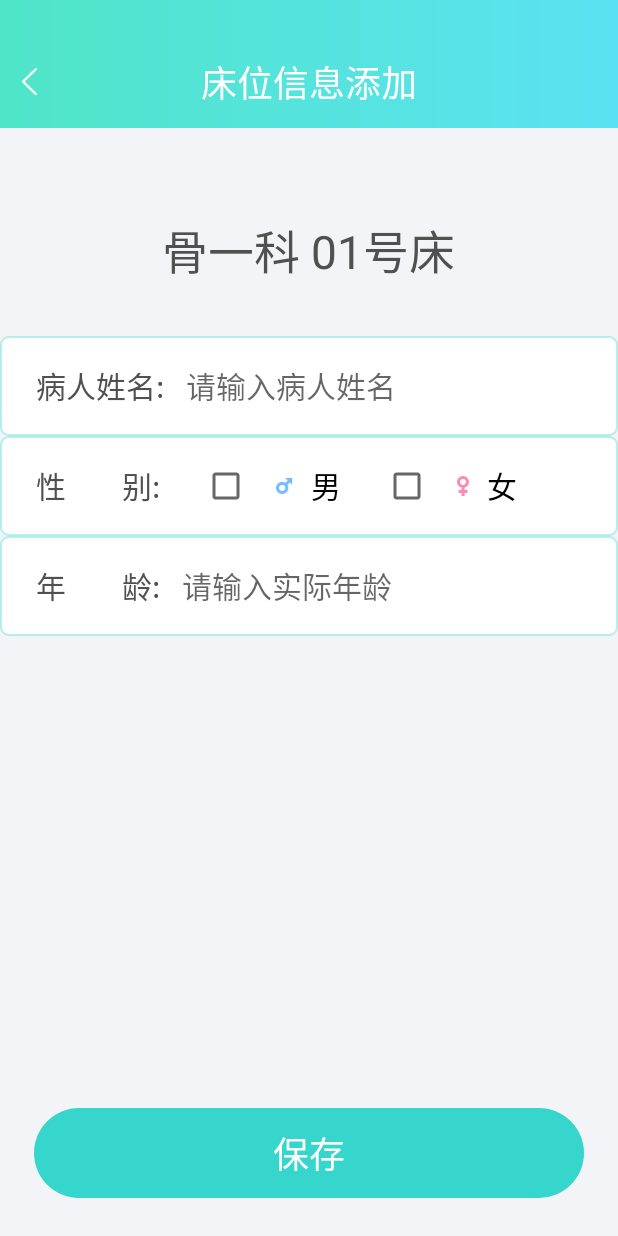
After one commit to pokopkview/Marking-master, an Android app: the EmptyBedAddPatientActivity screen opened directly, with no data from a screen before it, on a phone screen of 412 x 824 dp. The commit adds this screen. Run offline under Robolectric (Android 15) with nearby library versions, the phone set to English and light mode, and no system bars; our stand-ins replace ButterKnife; libraries missing offline, so code that uses them is left out: com.zhy.http; 1 statement that could not run was skipped.

Commit message:
add mainactivity click emptybed to patientinfo to emptybed

```diff
--- a/app/src/main/java/com/intelligent/marking/Utils/PreferencesUtils.java
+++ b/app/src/main/java/com/intelligent/marking/Utils/PreferencesUtils.java
@@ -6,8 +6,11 @@ import android.content.SharedPreferences;
 public class PreferencesUtils {
 
     public static String PREFERENCE_NAME = "account";
-
+    public static long MOUNTH = 1000l*60l*60l*24l*30l;//自动登陆一个月
+//public static long MOUNTH = 1000*10;
     /**用户名的key值*/
+    public static String PWD = "pwds";
+    public static String TIME = "time";
     public static String UUID = "uuid";
     public static String HOSPITALNAME = "hospitalName";
     public static String AREANAME = "areaName";
--- a/app/src/main/java/com/intelligent/marking/activity/ChangeBedInfoActivity.java
+++ b/app/src/main/java/com/intelligent/marking/activity/ChangeBedInfoActivity.java
@@ -46,8 +46,6 @@ public class ChangeBedInfoActivity extends BaseActivity {
         ImageView imageView = new ImageView(this);
         imageView.setImageResource(R.mipmap.fanhui01);
         llLeftContainer.addView(imageView);
-
-
     }
 
     @Override
--- /dev/null
+++ b/app/src/main/java/com/intelligent/marking/activity/EmptyBedAddPatientActivity.java
@@ -0,0 +1,142 @@
+package com.intelligent.marking.activity;
+
+import android.content.Intent;
+import android.os.Bundle;
+import android.text.Html;
+import android.view.View;
+import android.widget.CheckBox;
+import android.widget.CompoundButton;
+import android.widget.EditText;
+import android.widget.ImageView;
+import android.widget.LinearLayout;
+import android.widget.RelativeLayout;
+import android.widget.TextView;
+
+import com.google.gson.Gson;
+import com.google.gson.reflect.TypeToken;
+import com.intelligent.marking.BaseActivity;
+import com.intelligent.marking.Const.AppConst;
+import com.intelligent.marking.R;
+import com.intelligent.marking.net.model.BaseModel;
+import com.intelligent.marking.net.model.BedInfoModel;
+
+import java.lang.reflect.Type;
+
+import butterknife.BindView;
+import butterknife.ButterKnife;
+import butterknife.OnClick;
+
+public class EmptyBedAddPatientActivity extends BaseActivity {
+
+    @BindView(R.id.ll_left_container)
+    LinearLayout llLeftContainer;
+    @BindView(R.id.tv_header_title)
+    TextView tvHeaderTitle;
+    @BindView(R.id.ll_right_container)
+    LinearLayout llRightContainer;
+    @BindView(R.id.header_title_root)
+    RelativeLayout headerTitleRoot;
+    @BindView(R.id.tv_from)
+    TextView tvFrom;
+    @BindView(R.id.et_patient_name)
+    EditText etPatientName;
+    @BindView(R.id.ll_patient_name)
+    LinearLayout llPatientName;
+    @BindView(R.id.ll_patient_sex)
+    LinearLayout llPatientSex;
+    @BindView(R.id.et_patient_age)
+    EditText etPatientAge;
+    @BindView(R.id.ll_patient_age)
+    LinearLayout llPatientAge;
+    @BindView(R.id.et_patient_no)
+    EditText etPatientNo;
+    @BindView(R.id.ll_patient_no)
+    LinearLayout llPatientNo;
+    @BindView(R.id.ll_save_patient)
+    LinearLayout llSavePatient;
+    @BindView(R.id.ck_mela)
+    CheckBox ckMela;
+    @BindView(R.id.ck_femela)
+    CheckBox ckFemela;
+
+    private BedInfoModel bedInfoModel;
+
+    @Override
+    protected void onCreate(Bundle savedInstanceState) {
+        super.onCreate(savedInstanceState);
+        setContentView(R.layout.activity_empty_bed_add_patient);
+        ButterKnife.bind(this);
+        tvHeaderTitle.setText("床位信息添加");
+        ImageView imageView = new ImageView(this);
+        imageView.setImageResource(R.mipmap.fanhui01);
+        llLeftContainer.addView(imageView);
+        bedInfoModel = (BedInfoModel) getIntent().getSerializableExtra("bedinfo");
+        tvFrom.setText(Html.fromHtml(departName+"<font color='#36D6CC'>"+bedInfoModel.getBed_name()+"</font>号床位"));
+
+        ckFemela.setOnCheckedChangeListener(new CompoundButton.OnCheckedChangeListener() {
+            @Override
+            public void onCheckedChanged(CompoundButton buttonView, boolean isChecked) {
+                if(isChecked){
+                    if(ckMela.isChecked()){
+                        ckMela.setChecked(false);
+                    }
+                }
+            }
+        });
+        ckMela.setOnCheckedChangeListener(new CompoundButton.OnCheckedChangeListener() {
+            @Override
+            public void onCheckedChanged(CompoundButton buttonView, boolean isChecked) {
+                if(isChecked){
+                    if(ckFemela.isChecked()){
+                        ckFemela.setChecked(false);
+                    }
+                }
+            }
+        });
+    }
+
+
+    @Override
+    public void getCallBack(String response, int flag) {
+        Type type;
+        switch (flag){
+            case 1:
+                type = new TypeToken<BaseModel<String>>(){}.getType();
+                BaseModel<String> baseModel = new Gson().fromJson(response,type);
+                showToast(baseModel.getInfo());
+                Intent intent = new Intent(this,MainActivity.class);
+                setResult(2,intent);
+                finish();
+                break;
+        }
+    }
+
+    @OnClick(R.id.ll_save_patient)
+    public void onViewClicked() {
+
+        if (etPatientName.getText().toString().isEmpty()) {
+            showToast("请输入病人姓名！");
+            return;
+        }
+        if (etPatientAge.getText().toString().isEmpty()) {
+            showToast("请输入病人年龄！");
+            return;
+        }
+        if (ckMela.isChecked()) {
+            value.put("sex",1);
+        }
+        if(ckFemela.isChecked()){
+            value.put("sex",2);
+        }
+        if(!ckFemela.isChecked()&&!ckMela.isChecked()){
+            value.put("sex",0);
+        }
+        value.put("subarea_id",subareaNameid);
+        value.put("bed_sn",bedInfoModel.getBed_sn());
+        value.put("bed_name",bedInfoModel.getBed_name());
+        value.put("name",etPatientName.getText().toString());
+        value.put("age",Integer.parseInt(etPatientAge.getText().toString()));
+        HttpPost(AppConst.NULLBEDADDPAT,value,1);
+
+    }
+}
--- a/app/src/main/java/com/intelligent/marking/activity/ScanPatientInfoActivity.java
+++ b/app/src/main/java/com/intelligent/marking/activity/ScanPatientInfoActivity.java
@@ -84,6 +84,11 @@ public class ScanPatientInfoActivity extends BaseActivity {
     }
 
     @Override
+    public void onBackPressed() {
+        finish();
+    }
+
+    @Override
     public void getCallBack(String response, int flag) {
         Type type;
         switch (flag){
--- a/app/src/main/java/com/intelligent/marking/adapter/RecyPagerAdapter.java
+++ b/app/src/main/java/com/intelligent/marking/adapter/RecyPagerAdapter.java
@@ -124,6 +124,8 @@ public class RecyPagerAdapter extends RecyclerView.Adapter<RecyclerView.ViewHold
             public void onClick(View view) {
                 if(date.get(i).getIs_empty_bed()==0) {
                     selectListener.itemClick(i);
+                }else{
+                    selectListener.emptyBedClick(i);
                 }
             }
         });
@@ -206,6 +208,7 @@ public class RecyPagerAdapter extends RecyclerView.Adapter<RecyclerView.ViewHold
             void itemLongClick(int position);
             void itemClick(int position);
             void hastempbed();
+            void emptyBedClick(int pos);
         }
     }
 
--- /dev/null
+++ b/app/src/main/res/layout/activity_empty_bed_add_patient.xml
@@ -0,0 +1,186 @@
+<?xml version="1.0" encoding="utf-8"?>
+<LinearLayout xmlns:android="http://schemas.android.com/apk/res/android"
+    xmlns:app="http://schemas.android.com/apk/res-auto"
+    xmlns:tools="http://schemas.android.com/tools"
+    android:layout_width="match_parent"
+    android:layout_height="match_parent"
+    android:orientation="vertical"
+    tools:context=".activity.ChangeBedInfoActivity">
+
+    <include layout="@layout/header_layout"/>
+
+    <RelativeLayout
+        android:background="@color/gray01"
+        android:layout_width="match_parent"
+        android:layout_height="match_parent">
+
+        <TextView
+            android:textColor="@color/black_text_login"
+            android:includeFontPadding="false"
+            android:text="骨一科 01号床"
+            android:textSize="@dimen/x23"
+            android:layout_centerHorizontal="true"
+            android:layout_marginTop="@dimen/y44"
+            android:id="@+id/tv_from"
+            android:layout_width="wrap_content"
+            android:layout_height="wrap_content" />
+
+
+        <LinearLayout
+            android:id="@+id/ll_patient_name"
+            android:layout_below="@id/tv_from"
+            android:layout_centerHorizontal="true"
+            android:layout_marginTop="@dimen/y26"
+            android:background="@drawable/bed_info_text_bg"
+            android:layout_width="@dimen/x327"
+            android:layout_height="@dimen/y50">
+
+            <TextView
+                android:textSize="@dimen/x15"
+                android:textColor="@color/black_text_login"
+                android:layout_marginLeft="@dimen/x18"
+                android:layout_gravity="center_vertical"
+                android:text="病人姓名:"
+                android:layout_width="wrap_content"
+                android:layout_height="wrap_content" />
+            <EditText
+                android:background="@null"
+                android:layout_marginLeft="@dimen/y11"
+                android:textSize="@dimen/x15"
+                android:textColor="@color/black_text_login"
+                android:hint="请输入病人姓名"
+                android:layout_gravity="center_vertical"
+                android:id="@+id/et_patient_name"
+                android:layout_width="wrap_content"
+                android:layout_height="wrap_content" />
+
+        </LinearLayout>
+        <LinearLayout
+            android:id="@+id/ll_patient_sex"
+            android:layout_below="@id/ll_patient_name"
+            android:layout_centerHorizontal="true"
+            android:background="@drawable/bed_info_text_bg"
+            android:layout_width="@dimen/x327"
+            android:layout_height="@dimen/y50">
+
+            <TextView
+                android:textSize="@dimen/x15"
+                android:textColor="@color/black_text_login"
+                android:layout_marginLeft="@dimen/x18"
+                android:layout_gravity="center_vertical"
+                android:text="性        别:"
+                android:layout_width="wrap_content"
+                android:layout_height="wrap_content" />
+
+            <CheckBox
+                android:id="@+id/ck_mela"
+                android:layout_marginLeft="@dimen/x21"
+                android:drawablePadding="@dimen/x9"
+                android:paddingLeft="@dimen/y13"
+                android:layout_gravity="center_vertical"
+                android:drawableLeft="@mipmap/mela"
+                android:text="男"
+                android:includeFontPadding="false"
+                android:textSize="@dimen/x15"
+                android:layout_width="wrap_content"
+                android:layout_height="wrap_content" />
+            <CheckBox
+                android:id="@+id/ck_femela"
+                android:layout_marginLeft="@dimen/x21"
+                android:drawablePadding="@dimen/x9"
+                android:paddingLeft="@dimen/y13"
+                android:layout_gravity="center_vertical"
+                android:drawableLeft="@mipmap/femela"
+                android:text="女"
+                android:includeFontPadding="false"
+                android:textSize="@dimen/x15"
+                android:layout_width="wrap_content"
+                android:layout_height="wrap_content" />
+
+
+        </LinearLayout>
+        <LinearLayout
+            android:id="@+id/ll_patient_age"
+            android:layout_below="@id/ll_patient_sex"
+            android:layout_centerHorizontal="true"
+            android:background="@drawable/bed_info_text_bg"
+            android:layout_width="@dimen/x327"
+            android:layout_height="@dimen/y50">
+
+            <TextView
+                android:textSize="@dimen/x15"
+                android:textColor="@color/black_text_login"
+                android:layout_marginLeft="@dimen/x18"
+                android:layout_gravity="center_vertical"
+                android:text="年        龄:"
+                android:layout_width="wrap_content"
+                android:layout_height="wrap_content" />
+            <EditText
+                android:inputType="number"
+                android:background="@null"
+                android:layout_marginLeft="@dimen/y11"
+                android:textSize="@dimen/x15"
+                android:textColor="@color/black_text_login"
+                android:hint="请输入实际年龄"
+                android:layout_gravity="center_vertical"
+                android:id="@+id/et_patient_age"
+                android:layout_width="wrap_content"
+                android:layout_height="wrap_content" />
+
+        </LinearLayout>
+
+        <LinearLayout
+            android:visibility="gone"
+            android:layout_marginTop="@dimen/y10"
+            android:id="@+id/ll_patient_no"
+            android:layout_below="@id/ll_patient_age"
+            android:layout_centerHorizontal="true"
+            android:background="@drawable/bed_info_text_bg"
+            android:layout_width="@dimen/x327"
+            android:layout_height="@dimen/y50">
+
+            <TextView
+                android:textSize="@dimen/x15"
+                android:textColor="@color/black_text_login"
+                android:layout_marginLeft="@dimen/x18"
+                android:layout_gravity="center_vertical"
+                android:text="换        床:"
+                android:layout_width="wrap_content"
+                android:layout_height="wrap_content" />
+            <EditText
+                android:background="@null"
+                android:layout_marginLeft="@dimen/y11"
+                android:textSize="@dimen/x15"
+                android:textColor="@color/black_text_login"
+                android:hint="请输入要换的床号"
+                android:layout_gravity="center_vertical"
+                android:id="@+id/et_patient_no"
+                android:layout_width="wrap_content"
+                android:layout_height="wrap_content" />
+
+        </LinearLayout>
+
+
+        <LinearLayout
+            android:id="@+id/ll_save_patient"
+            android:layout_marginBottom="@dimen/y19"
+            android:layout_alignParentBottom="true"
+            android:layout_marginRight="@dimen/x17"
+            android:layout_marginLeft="@dimen/x17"
+            android:gravity="center"
+            android:background="@drawable/yuan_lanse50"
+            android:layout_width="match_parent"
+            android:layout_height="@dimen/y45">
+            <TextView
+                android:includeFontPadding="false"
+                android:textSize="@dimen/x18"
+                android:textColor="@color/white"
+                android:text="保存"
+                android:layout_width="wrap_content"
+                android:layout_height="wrap_content" />
+        </LinearLayout>
+
+    </RelativeLayout>
+
+
+</LinearLayout>
```
Also changed, not shown: app/src/main/AndroidManifest.xml (+24 -10 lines), app/src/main/java/com/intelligent/marking/activity/LoginActivity.java (+32 -2 lines), app/src/main/java/com/intelligent/marking/activity/MainActivity.java (+13 -0 lines), app/src/main/java/com/intelligent/marking/activity/WelcomeInterfaceActivity.java (+52 -3 lines), app/src/main/java/com/intelligent/marking/activity/testbase.java (added, +17 -0 lines), app/src/main/java/com/intelligent/marking/service/BootStartReceicer.java (added, +18 -0 lines).
